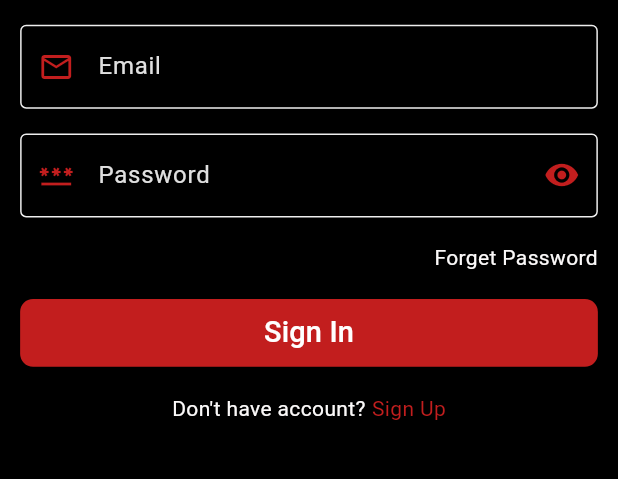
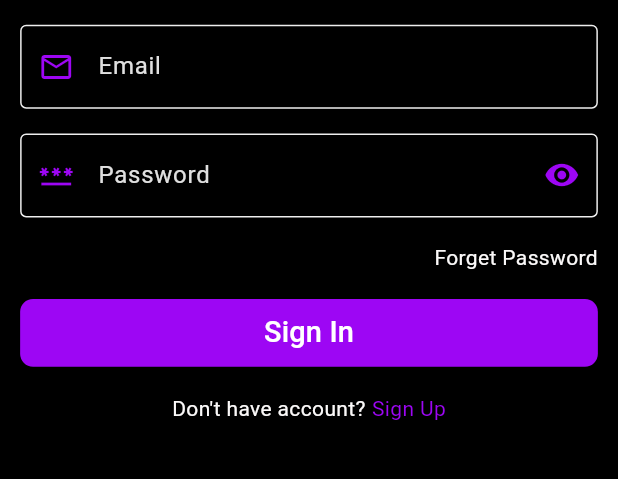
Before and after one commit to meezq/Momayaz, a Flutter app: the screen it shows after launch, on a phone screen of 412 x 824 dp, the part 464-943 px from its top. Run offline on Flutter 3.47's test engine with Material 3 defaults, Android fonts, the phone set to English and light mode, and no system bars; our stand-ins replace bloc, cached_network_image, carousel_slider, cloud_firestore, dropdown_textfield, firebase_auth and 8 more; accounts and stored records are empty.

```diff
--- a/lib/core/styles/colors.dart
+++ b/lib/core/styles/colors.dart
@@ -1,11 +1,8 @@
 import 'package:flutter/material.dart';
 
-class AppColors{
-  static const Color primary = Color(0xffc21e1e);
+class AppColors {
+  static const Color primary = Color.fromARGB(255, 157, 6, 244);
   static const Color second = Color(0xff000000);
-
-
-
 
   static const Color purple = Color(0xff361E4C);
   static const Color text = Color(0xff8B8B8B);
@@ -18,6 +15,4 @@ class AppColors{
   static const Color formField = Color(0xFFF8F8F8);
   static const Color formFieldBorder = Color(0xFFE8E8E8);
   static const Color hint = Colors.grey;
-
-
 }
```
